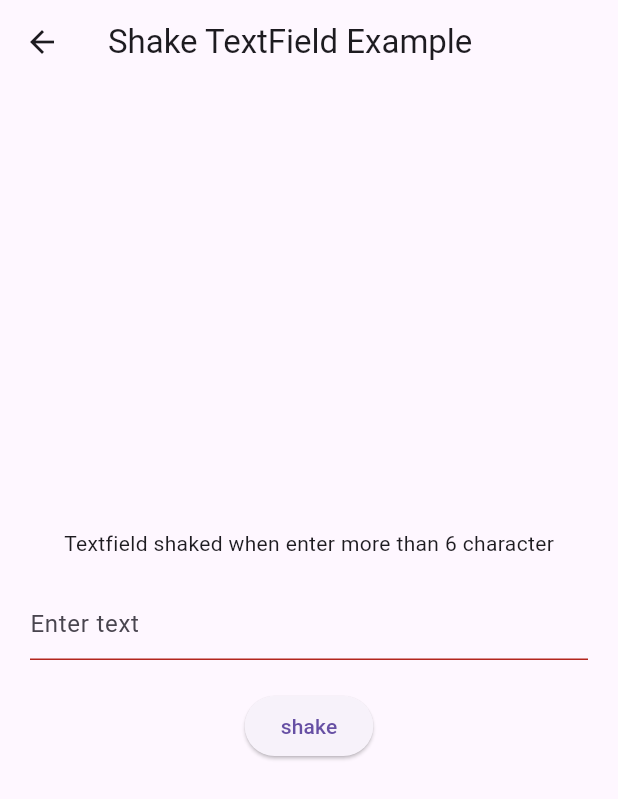
After one commit to mosayeb-masoumi/Animation-Flutter, a Flutter app: the screen it shows after launch, scrolled down 2304 dp, after a tap on "Shake TextField Page", on a phone screen of 412 x 824 dp. The commit adds this screen. Shown: the top 799 px of the screen. Run offline on Flutter 3.47's test engine with Material 3 defaults, Android fonts, the phone set to English and light mode, and no system bars; our stand-ins replace animate_do, animated_text_kit, animated_toggle_switch, badges, cached_network_image, delayed_display and 24 more; missing offline and left inert: advanced_icon, animated_loading_border, animated_size_and_fade, circle_list, circular_menu, day_night_time_picker and 4 more.

Commit message:
shake textfield

```diff
--- a/lib/home_page.dart
+++ b/lib/home_page.dart
@@ -47,6 +47,7 @@ import 'package:flutter_animation/positioned_screen.dart';
 import 'package:flutter_animation/radio_list_tile_page.dart';
 import 'package:flutter_animation/refresh_indicatior_page.dart';
 import 'package:flutter_animation/reorderable_listview_page.dart';
+import 'package:flutter_animation/shake_textfield_screen.dart';
 import 'package:flutter_animation/shimmer_image_cache.dart';
 import 'package:flutter_animation/slide_switcher_pahe.dart';
 import 'package:flutter_animation/slider_page.dart';
@@ -682,6 +683,19 @@ class _HomePageState extends State<HomePage> {
                         );
                       },
                       child: Text("Shimmer Image Cache Page")),
+
+                  ElevatedButton(
+                      onPressed: () {
+                        Navigator.push(
+                          context,
+                          MaterialPageRoute(
+                              builder: (context) =>
+                              const ShakeTextFieldScreen()),
+                        );
+                      },
+                      child: Text("Shake TextField Page")),
+
+
                   ElevatedButton(
                       onPressed: () {
                         Navigator.push(
--- /dev/null
+++ b/lib/shake_textfield_screen.dart
@@ -0,0 +1,102 @@
+import 'package:flutter/material.dart';
+
+class ShakeTextFieldScreen extends StatefulWidget {
+  const ShakeTextFieldScreen({super.key});
+
+  @override
+  State<ShakeTextFieldScreen> createState() => _ShakeTextFieldScreenState();
+}
+
+class _ShakeTextFieldScreenState extends State<ShakeTextFieldScreen> {
+  @override
+  Widget build(BuildContext context) {
+    return Scaffold(
+      appBar: AppBar(
+        title: Text('Shake TextField Example'),
+      ),
+      body: Column(
+        mainAxisAlignment: MainAxisAlignment.center,
+        crossAxisAlignment: CrossAxisAlignment.center,
+        children: [
+          Text("Textfield shaked when enter more than 6 character"),
+          Center(
+            child: Container(margin: EdgeInsets.all(20), child: ShakeTextField()),
+          ),
+        ],
+      ),
+    );
+  }
+}
+
+class ShakeTextField extends StatefulWidget {
+  @override
+  _ShakeTextFieldState createState() => _ShakeTextFieldState();
+}
+
+class _ShakeTextFieldState extends State<ShakeTextField>
+    with SingleTickerProviderStateMixin {
+  late AnimationController _controller;
+
+  TextEditingController _textFieldController = TextEditingController();
+
+  @override
+  void initState() {
+    super.initState();
+    _controller = AnimationController(
+      vsync: this,
+      duration: Duration(milliseconds: 50),
+    );
+  }
+
+  @override
+  void dispose() {
+    _controller.dispose();
+    super.dispose();
+  }
+
+  void shake() {
+    // _controller.forward(from: 0.0);  // shake once
+
+    // shake twice
+    _controller.reset();
+    _controller.forward(from: 0.0).whenComplete(() {
+      _controller.reverse().whenComplete(() {
+        _controller.forward(from: 0.0);
+      });
+    });
+  }
+
+  @override
+  Widget build(BuildContext context) {
+    return Column(
+      children: [
+        AnimatedBuilder(
+          animation: _controller,
+          builder: (context, child) {
+            return Transform.translate(
+              offset: Offset(_controller.value * 10, 0),
+              child: TextField(
+                controller: _textFieldController,
+                decoration: InputDecoration(
+                  hintText: 'Enter text',
+                  errorText: _textFieldController.text.length > 6 ? 'Error: more then 6 character':"", // Set error message here
+                ),
+                style: TextStyle(color: _textFieldController.text.length <= 6 ? Colors.black :Colors.red),
+                onChanged: (value){
+                  setState(() {});
+                  if(value.length >6){
+                    shake();
+                  }
+                },
+              ),
+            );
+          },
+        ),
+
+        ElevatedButton(onPressed: (){
+          shake();
+        }, child: Text("shake"))
+      ],
+    );
+  }
+}
```
